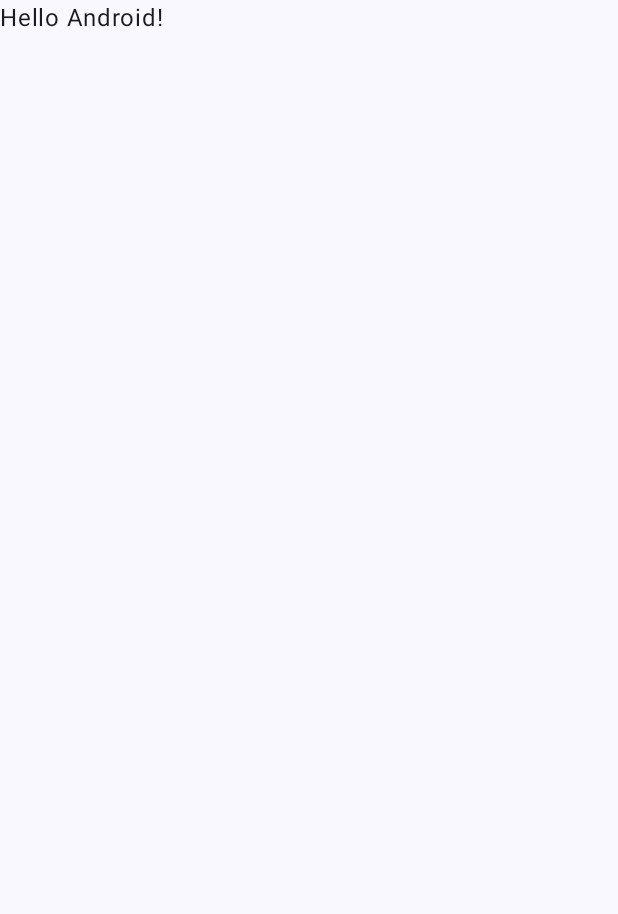
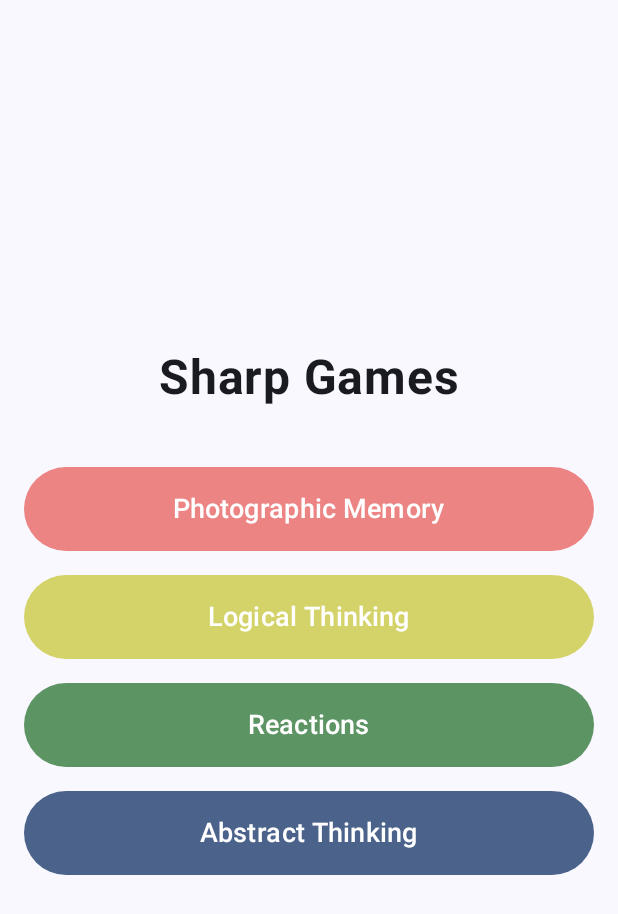
Before and after one commit to pavolhodas/SharpGames, an Android app built with Jetpack Compose: the screen it shows after launch (MainActivity), on a phone screen of 412 x 824 dp. Before the commit the part shown is almost empty. Shown: the top 914 px of the screen. Run offline under Robolectric (Android 15) with nearby library versions, the phone set to English and light mode, and no system bars.

Commit message:
Add MenuScreen with 4 buttons

```diff
--- a/app/src/main/java/fri/uniza/sk/sharpgames/MainActivity.kt
+++ b/app/src/main/java/fri/uniza/sk/sharpgames/MainActivity.kt
@@ -7,10 +7,10 @@
 import androidx.compose.foundation.layout.fillMaxSize
 import androidx.compose.foundation.layout.padding
 import androidx.compose.material3.Scaffold
-import androidx.compose.material3.Text
 import androidx.compose.runtime.Composable
 import androidx.compose.ui.Modifier
 import androidx.compose.ui.tooling.preview.Preview
+import fri.uniza.sk.sharpgames.ui.MenuScreen
 import fri.uniza.sk.sharpgames.ui.theme.SharpGamesTheme
 
 class MainActivity : ComponentActivity() {
@@ -20,8 +20,11 @@
         setContent {
             SharpGamesTheme {
                 Scaffold(modifier = Modifier.fillMaxSize()) { innerPadding ->
-                    Greeting(
-                        name = "Android",
+                    MenuScreen(
+                        onPhotographicMemoryClick = {},
+                        onLogicalThinkingClick = {},
+                        onReactionsClick = {},
+                        onAbstractThinkingClick = {},
                         modifier = Modifier.padding(innerPadding)
                     )
                 }
@@ -30,18 +33,15 @@
     }
 }
 
-@Composable
-fun Greeting(name: String, modifier: Modifier = Modifier) {
-    Text(
-        text = "Hello $name!",
-        modifier = modifier
-    )
-}
-
 @Preview(showBackground = true)
 @Composable
-fun GreetingPreview() {
+fun MenuScreenPreview() {
     SharpGamesTheme {
-        Greeting("Android")
+        MenuScreen(
+            onPhotographicMemoryClick = {},
+            onLogicalThinkingClick = {},
+            onReactionsClick = {},
+            onAbstractThinkingClick = {}
+        )
     }
 }
--- /dev/null
+++ b/app/src/main/java/fri/uniza/sk/sharpgames/ui/MenuScreen.kt
@@ -0,0 +1,88 @@
+package fri.uniza.sk.sharpgames.ui
+
+import androidx.compose.foundation.layout.*
+import androidx.compose.material3.*
+import androidx.compose.runtime.Composable
+import androidx.compose.ui.Alignment
+import androidx.compose.ui.Modifier
+import androidx.compose.ui.graphics.Color
+import androidx.compose.ui.text.font.FontWeight
+import androidx.compose.ui.unit.dp
+import androidx.compose.ui.unit.sp
+
+@Composable
+fun MenuScreen(
+    onPhotographicMemoryClick: () -> Unit,
+    onLogicalThinkingClick: () -> Unit,
+    onReactionsClick: () -> Unit,
+    onAbstractThinkingClick: () -> Unit,
+    modifier: Modifier = Modifier
+) {
+    Column(
+        modifier = modifier
+            .fillMaxSize()
+            .padding(16.dp),
+        horizontalAlignment = Alignment.CenterHorizontally,
+        verticalArrangement = Arrangement.Center
+    ) {
+        Text(
+            text = "Sharp Games",
+            fontSize = 32.sp,
+            fontWeight = FontWeight.Bold,
+            modifier = Modifier.padding(bottom = 32.dp)
+        )
+
+        MenuButton(
+            text = "Photographic Memory",
+            onClick = onPhotographicMemoryClick,
+            modifier = Modifier.padding(vertical = 8.dp),
+            buttonColor = Color(0xFFec8484)
+        )
+
+        MenuButton(
+            text = "Logical Thinking",
+            onClick = onLogicalThinkingClick,
+            modifier = Modifier.padding(vertical = 8.dp),
+            buttonColor = Color(0xFFd4d36a)
+        )
+
+        MenuButton(
+            text = "Reactions",
+            onClick = onReactionsClick,
+            modifier = Modifier.padding(vertical = 8.dp),
+            buttonColor = Color(0xFF5c9464)
+        )
+
+        MenuButton(
+            text = "Abstract Thinking",
+            onClick = onAbstractThinkingClick,
+            modifier = Modifier.padding(vertical = 8.dp),
+            buttonColor = Color(0xFF4b638b)
+        )
+    }
+}
+
+@Composable
+private fun MenuButton(
+    text: String,
+    onClick: () -> Unit,
+    modifier: Modifier = Modifier,
+    buttonColor: Color
+) {
+    Button(
+        onClick = onClick,
+        modifier = modifier
+            .fillMaxWidth()
+            .height(56.dp),
+        colors = ButtonDefaults.buttonColors(
+            containerColor = buttonColor
+        )
+    ) {
+        Text(
+            text = text,
+            fontSize = 18.sp,
+            fontWeight = FontWeight.Medium,
+            color = Color.White
+        )
+    }
+}
```
